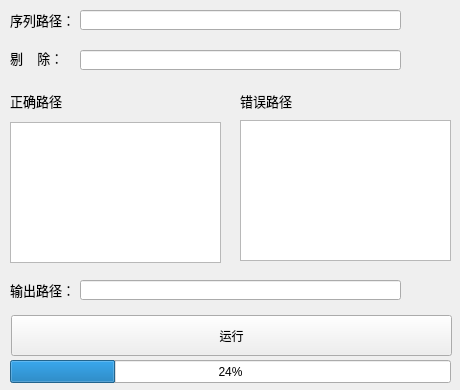
This is source/Seq2Mov.ui in TianD/Seq2Mov as Qt 5 draws it before an edit. The edited form follows.
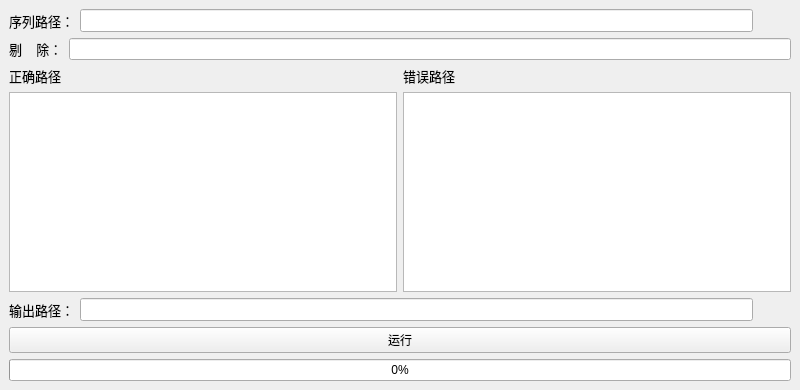
This is the edited form. Icons and pictures are not drawn.

```diff
--- a/source/Seq2Mov.ui
+++ b/source/Seq2Mov.ui
@@ -6,19 +6,19 @@
    <rect>
     <x>0</x>
     <y>0</y>
-    <width>460</width>
+    <width>800</width>
     <height>390</height>
    </rect>
   </property>
   <property name="minimumSize">
    <size>
-    <width>460</width>
+    <width>800</width>
     <height>390</height>
    </size>
   </property>
   <property name="maximumSize">
    <size>
-    <width>460</width>
+    <width>800</width>
     <height>390</height>
    </size>
   </property>
@@ -30,99 +30,11 @@
     <normaloff>:/winIcon/file-movie-clip.png</normaloff>:/winIcon/file-movie-clip.png</iconset>
   </property>
   <widget class="QWidget" name="centralwidget">
-   <widget class="QListView" name="rightListView">
-    <property name="geometry">
-     <rect>
-      <x>10</x>
-      <y>122</y>
-      <width>211</width>
-      <height>141</height>
-     </rect>
-    </property>
-   </widget>
-   <widget class="QLabel" name="movLabel">
-    <property name="geometry">
-     <rect>
-      <x>10</x>
-      <y>270</y>
-      <width>61</width>
-      <height>40</height>
-     </rect>
-    </property>
-    <property name="font">
-     <font>
-      <pointsize>10</pointsize>
-     </font>
-    </property>
-    <property name="text">
-     <string>输出路径：</string>
-    </property>
-   </widget>
-   <widget class="QLineEdit" name="movLineEdit">
-    <property name="geometry">
-     <rect>
-      <x>80</x>
-      <y>280</y>
-      <width>321</width>
-      <height>20</height>
-     </rect>
-    </property>
-    <property name="font">
-     <font>
-      <pointsize>10</pointsize>
-     </font>
-    </property>
-   </widget>
-   <widget class="QPushButton" name="movBtn">
-    <property name="geometry">
-     <rect>
-      <x>411</x>
-      <y>270</y>
-      <width>41</width>
-      <height>41</height>
-     </rect>
-    </property>
-    <property name="styleSheet">
-     <string notr="true">QPushButton{
-	border:none;
-}</string>
-    </property>
-    <property name="text">
-     <string/>
-    </property>
-    <property name="icon">
-     <iconset resource="Seq2Mov.qrc">
-      <normaloff>:/folderIcon/folder_invoices.png</normaloff>:/folderIcon/folder_invoices.png</iconset>
-    </property>
-    <property name="iconSize">
-     <size>
-      <width>20</width>
-      <height>20</height>
-     </size>
-    </property>
-   </widget>
-   <widget class="QPushButton" name="runBtn">
-    <property name="geometry">
-     <rect>
-      <x>11</x>
-      <y>315</y>
-      <width>441</width>
-      <height>41</height>
-     </rect>
-    </property>
-    <property name="text">
-     <string>运行</string>
-    </property>
-   </widget>
+   <layout class="QVBoxLayout" name="verticalLayout_3">
+    <item>
+     <layout class="QHBoxLayout" name="seqHorizontalLayout">
+      <item>
    <widget class="QLabel" name="seqLabel">
-    <property name="geometry">
-     <rect>
-      <x>10</x>
-      <y>0</y>
-      <width>61</width>
-      <height>40</height>
-     </rect>
-    </property>
     <property name="font">
      <font>
       <pointsize>10</pointsize>
@@ -132,30 +44,18 @@
      <string>序列路径：</string>
     </property>
    </widget>
+      </item>
+      <item>
    <widget class="QLineEdit" name="seqLineEdit">
-    <property name="geometry">
-     <rect>
-      <x>80</x>
-      <y>10</y>
-      <width>321</width>
-      <height>20</height>
-     </rect>
-    </property>
     <property name="font">
      <font>
       <pointsize>10</pointsize>
      </font>
     </property>
    </widget>
+      </item>
+      <item>
    <widget class="QPushButton" name="seqBtn">
-    <property name="geometry">
-     <rect>
-      <x>410</x>
-      <y>0</y>
-      <width>41</width>
-      <height>41</height>
-     </rect>
-    </property>
     <property name="styleSheet">
      <string notr="true">QPushButton{
 	border:none;
@@ -175,25 +75,34 @@
      </size>
     </property>
    </widget>
-   <widget class="QListView" name="errorListView">
-    <property name="geometry">
-     <rect>
-      <x>240</x>
-      <y>120</y>
-      <width>211</width>
-      <height>141</height>
-     </rect>
-    </property>
-   </widget>
+      </item>
+     </layout>
+    </item>
+    <item>
+     <layout class="QHBoxLayout" name="exceptHorizontalLayout">
+      <item>
+       <widget class="QLabel" name="exceptLabel">
+        <property name="font">
+         <font>
+          <pointsize>10</pointsize>
+         </font>
+        </property>
+        <property name="text">
+         <string>剔    除：</string>
+        </property>
+       </widget>
+      </item>
+      <item>
+       <widget class="QLineEdit" name="exceptLineEdit"/>
+      </item>
+     </layout>
+    </item>
+    <item>
+     <layout class="QHBoxLayout" name="viewHorizontalLayout">
+      <item>
+       <layout class="QVBoxLayout" name="rightVerticalLayout">
+        <item>
    <widget class="QLabel" name="rightLabel">
-    <property name="geometry">
-     <rect>
-      <x>10</x>
-      <y>90</y>
-      <width>54</width>
-      <height>21</height>
-     </rect>
-    </property>
     <property name="font">
      <font>
       <pointsize>10</pointsize>
@@ -203,15 +112,16 @@
      <string>正确路径</string>
     </property>
    </widget>
+        </item>
+        <item>
+         <widget class="QListView" name="rightListView"/>
+        </item>
+       </layout>
+      </item>
+      <item>
+       <layout class="QVBoxLayout" name="errorVerticalLayout">
+        <item>
    <widget class="QLabel" name="errorLabel">
-    <property name="geometry">
-     <rect>
-      <x>240</x>
-      <y>90</y>
-      <width>54</width>
-      <height>21</height>
-     </rect>
-    </property>
     <property name="font">
      <font>
       <pointsize>10</pointsize>
@@ -221,17 +131,72 @@
      <string>错误路径</string>
     </property>
    </widget>
+        </item>
+        <item>
+         <widget class="QListView" name="errorListView"/>
+        </item>
+       </layout>
+      </item>
+     </layout>
+    </item>
+    <item>
+     <layout class="QHBoxLayout" name="movHorizontalLayout">
+      <item>
+       <widget class="QLabel" name="movLabel">
+        <property name="font">
+         <font>
+          <pointsize>10</pointsize>
+         </font>
+        </property>
+        <property name="text">
+         <string>输出路径：</string>
+        </property>
+       </widget>
+      </item>
+      <item>
+       <widget class="QLineEdit" name="movLineEdit">
+        <property name="font">
+         <font>
+          <pointsize>10</pointsize>
+         </font>
+        </property>
+       </widget>
+      </item>
+      <item>
+       <widget class="QPushButton" name="movBtn">
+        <property name="styleSheet">
+         <string notr="true">QPushButton{
+	border:none;
+}</string>
+        </property>
+        <property name="text">
+         <string/>
+        </property>
+        <property name="icon">
+         <iconset resource="Seq2Mov.qrc">
+          <normaloff>:/folderIcon/folder_invoices.png</normaloff>:/folderIcon/folder_invoices.png</iconset>
+        </property>
+        <property name="iconSize">
+         <size>
+          <width>20</width>
+          <height>20</height>
+         </size>
+        </property>
+       </widget>
+      </item>
+     </layout>
+    </item>
+    <item>
+     <widget class="QPushButton" name="runBtn">
+      <property name="text">
+       <string>运行</string>
+      </property>
+     </widget>
+    </item>
+    <item>
    <widget class="QProgressBar" name="progressBar">
-    <property name="geometry">
-     <rect>
-      <x>10</x>
-      <y>360</y>
-      <width>441</width>
-      <height>23</height>
-     </rect>
-    </property>
     <property name="value">
-     <number>24</number>
+       <number>0</number>
     </property>
     <property name="alignment">
      <set>Qt::AlignCenter</set>
@@ -240,34 +205,8 @@
      <bool>true</bool>
     </property>
    </widget>
-   <widget class="QLabel" name="exceptLabel">
-    <property name="geometry">
-     <rect>
-      <x>10</x>
-      <y>50</y>
-      <width>61</width>
-      <height>16</height>
-     </rect>
-    </property>
-    <property name="font">
-     <font>
-      <pointsize>10</pointsize>
-     </font>
-    </property>
-    <property name="text">
-     <string>剔    除：</string>
-    </property>
-   </widget>
-   <widget class="QLineEdit" name="exceptLineEdit">
-    <property name="geometry">
-     <rect>
-      <x>80</x>
-      <y>50</y>
-      <width>321</width>
-      <height>20</height>
-     </rect>
-    </property>
-   </widget>
+    </item>
+   </layout>
   </widget>
  </widget>
  <resources>
```
Left out of the diff: 2 changed lines with no effect on the pictures. Lines whose indentation alone changed are shown as unchanged.
